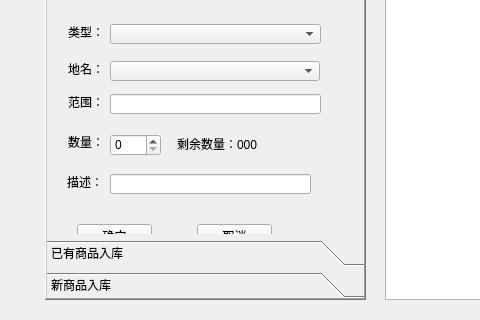
Qt form software/datamanager/datamanager/widget.ui (lipo321/smartcity) before a commit; both pictures show x 0 to 480 and y 180 to 500 of the 750 by 500 pixel window.
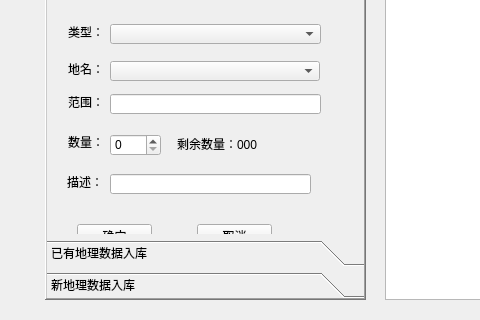
The same form after that commit.

Commit message: 1、增加新入库地理数据功能，有些地方待完善 2、增加修改用户密码功能，待完善（没有验证用户名） 3、增加商品出售功能

The edit to the form file:
```diff
--- a/software/datamanager/datamanager/widget.ui
+++ b/software/datamanager/datamanager/widget.ui
@@ -340,7 +340,7 @@
        </rect>
       </property>
       <attribute name="label">
-       <string>已有商品入库</string>
+       <string>已有地理数据入库</string>
       </attribute>
       <widget class="QLabel" name="label_2">
        <property name="geometry">
@@ -526,7 +526,7 @@
        </rect>
       </property>
       <attribute name="label">
-       <string>新商品入库</string>
+       <string>新地理数据入库</string>
       </attribute>
       <widget class="QSpinBox" name="newNumSpinBox">
        <property name="geometry">
```
The commit also changes 3 other files.
